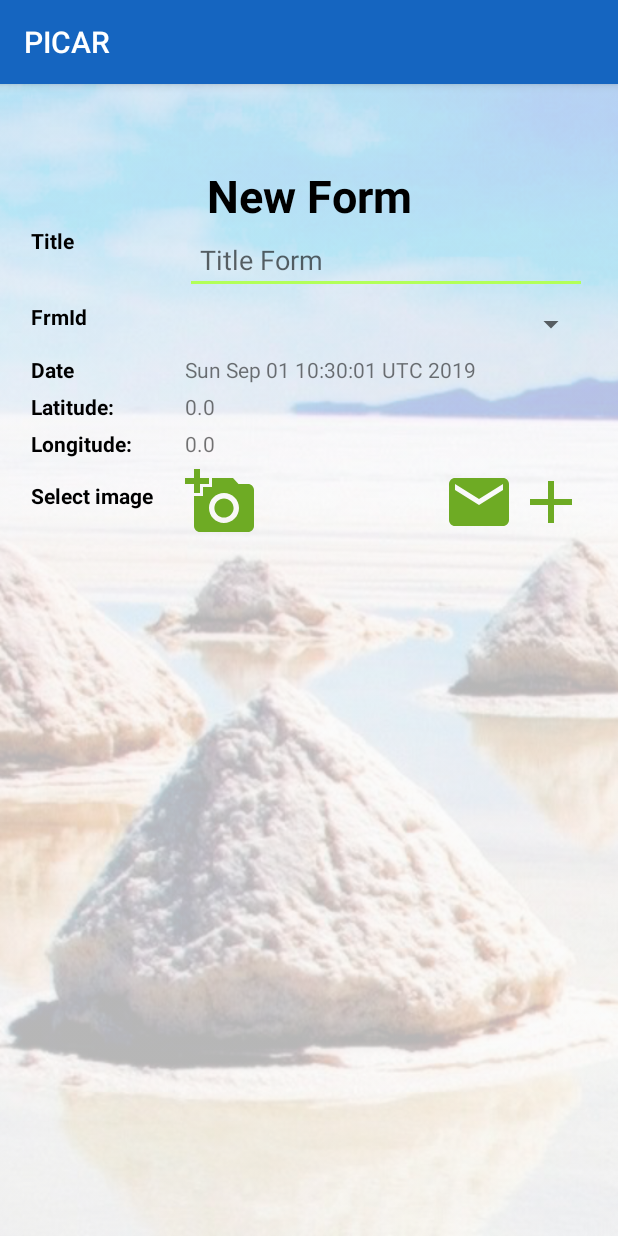
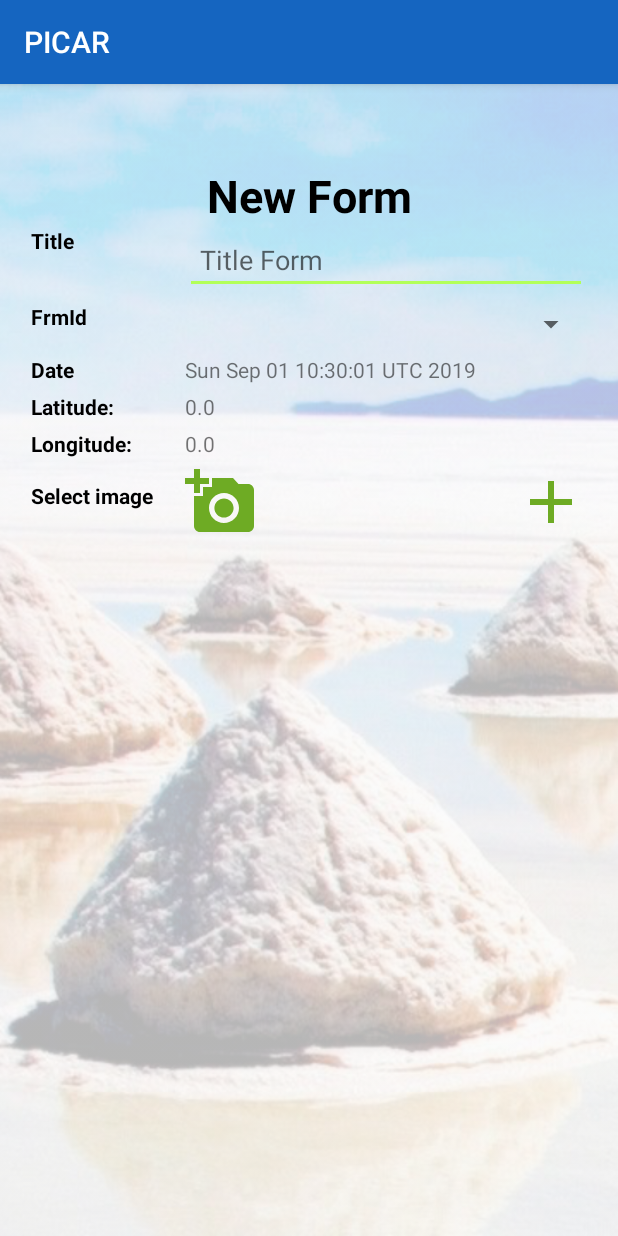
Before and after one commit to dasilvabalautaro/PICAR, an Android app: the fragment NewFormFragment shown on its own in the app's theme, on a phone screen of 412 x 824 dp. Run offline under Robolectric (Android 15) with nearby library versions, the phone set to English and light mode, and no system bars; our stand-ins replace Dagger/Hilt's generated code, Room's generated code, RxJava; 4 statements that could not run were skipped.

Commit message:
01092019 Last correct Update bodies form

```diff
--- a/app/src/main/java/com/empoderar/picar/presentation/view/fragments/NewFormFragment.kt
+++ b/app/src/main/java/com/empoderar/picar/presentation/view/fragments/NewFormFragment.kt
@@ -143,6 +143,7 @@ class NewFormFragment: BaseFragment() {
 
     private fun handleInsertBodies(value: Boolean?){
         if (value != null && value){
+            ib_bodies.visibility = View.VISIBLE
             context!!.toast("Insert Bodies OK")
         }
     }
@@ -263,7 +264,7 @@ class NewFormFragment: BaseFragment() {
         rv_photos.adapter = photoAdapter
         /*photoAdapter.clickListener = { photo, navigationExtras ->
             navigator.showForms(activity!!, photo, navigationExtras) }*/
-
+        ib_bodies.visibility = View.INVISIBLE
         ib_photo!!.setOnClickListener { (activity as MenuActivity).camera() }
         ib_save!!.setOnClickListener { insertForm() }
         ib_bodies!!.setOnClickListener {
@@ -287,7 +288,7 @@ class NewFormFragment: BaseFragment() {
         tv_title!!.text = resources.getString(R.string.lbl_update_form)
         getImagesByFormViewModel.idForm = formView!!.id
         getImagesByFormViewModel.loadImages()
-
+        ib_bodies.visibility = View.VISIBLE
     }
 
     private fun fillDataControl(){
--- /dev/null
+++ b/app/src/main/res/drawable/ic_layers.xml
@@ -0,0 +1,5 @@
+<vector android:height="48dp" android:tint="#6EAB24"
+    android:viewportHeight="24.0" android:viewportWidth="24.0"
+    android:width="48dp" xmlns:android="http://schemas.android.com/apk/res/android">
+    <path android:fillColor="#6EAB24" android:pathData="M11.99,18.54l-7.37,-5.73L3,14.07l9,7 9,-7 -1.63,-1.27 -7.38,5.74zM12,16l7.36,-5.73L21,9l-9,-7 -9,7 1.63,1.27L12,16z"/>
+</vector>
--- a/app/src/main/res/layout/view_new_form.xml
+++ b/app/src/main/res/layout/view_new_form.xml
@@ -212,7 +212,7 @@
             android:layout_width="wrap_content"
             android:layout_height="wrap_content"
             android:id="@+id/ib_bodies"
-            android:src="@drawable/ic_email"
+            android:src="@drawable/ic_layers"
             android:background="@null"
             android:contentDescription="@string/lbl_image"
             app:layout_constraintRight_toLeftOf="@+id/ib_save"
```
